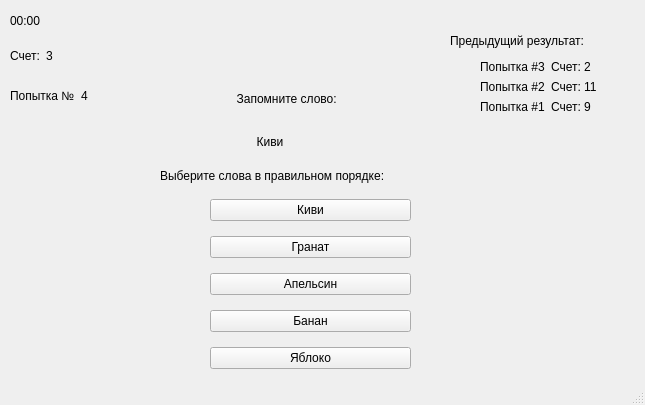
aizXc901/FocusTest, file templates/words_difficult_win.ui: the form before one commit.
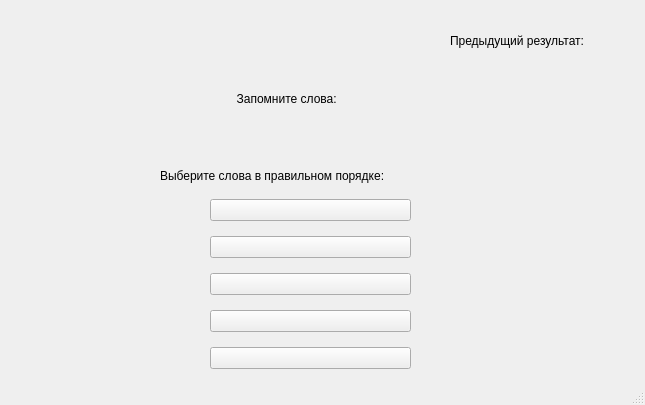
The form after the commit.

The edit to the form file:
```diff
--- a/templates/words_difficult_win.ui
+++ b/templates/words_difficult_win.ui
@@ -46,7 +46,7 @@
         <string notr="true">font: 12pt &quot;MS Shell Dlg 2&quot;;</string>
        </property>
        <property name="text">
-        <string>Киви</string>
+        <string/>
        </property>
       </widget>
      </item>
@@ -56,7 +56,7 @@
         <string notr="true">font: 12pt &quot;MS Shell Dlg 2&quot;;</string>
        </property>
        <property name="text">
-        <string>Гранат</string>
+        <string/>
        </property>
       </widget>
      </item>
@@ -66,7 +66,7 @@
         <string notr="true">font: 12pt &quot;MS Shell Dlg 2&quot;;</string>
        </property>
        <property name="text">
-        <string>Апельсин</string>
+        <string/>
        </property>
       </widget>
      </item>
@@ -76,7 +76,7 @@
         <string notr="true">font: 12pt &quot;MS Shell Dlg 2&quot;;</string>
        </property>
        <property name="text">
-        <string>Банан</string>
+        <string/>
        </property>
       </widget>
      </item>
@@ -86,7 +86,7 @@
         <string notr="true">font: 12pt &quot;MS Shell Dlg 2&quot;;</string>
        </property>
        <property name="text">
-        <string>Яблоко</string>
+        <string/>
        </property>
       </widget>
      </item>
@@ -124,7 +124,7 @@
         <string notr="true">font: 75 14pt &quot;MS Shell Dlg 2&quot;;</string>
        </property>
        <property name="text">
-        <string>           Киви</string>
+        <string/>
        </property>
       </widget>
      </item>
@@ -134,7 +134,7 @@
         <string notr="true">font: 12pt &quot;MS Shell Dlg 2&quot;;</string>
        </property>
        <property name="text">
-        <string>     Запомните слово:</string>
+        <string>     Запомните слова:</string>
        </property>
       </widget>
      </item>
@@ -156,17 +156,7 @@
         <string notr="true">font: 12pt &quot;MS Shell Dlg 2&quot;;</string>
        </property>
        <property name="text">
-        <string>Счет:</string>
-       </property>
-      </widget>
-     </item>
-     <item>
-      <widget class="QLabel" name="label_6">
-       <property name="styleSheet">
-        <string notr="true">font: 12pt &quot;MS Shell Dlg 2&quot;;</string>
-       </property>
-       <property name="text">
-        <string>3</string>
+        <string/>
        </property>
       </widget>
      </item>
@@ -188,17 +178,7 @@
         <string notr="true">font: 12pt &quot;MS Shell Dlg 2&quot;;</string>
        </property>
        <property name="text">
-        <string>Попытка №</string>
-       </property>
-      </widget>
-     </item>
-     <item>
-      <widget class="QLabel" name="label_15">
-       <property name="styleSheet">
-        <string notr="true">font: 12pt &quot;MS Shell Dlg 2&quot;;</string>
-       </property>
-       <property name="text">
-        <string>4</string>
+        <string/>
        </property>
       </widget>
      </item>
@@ -207,85 +187,24 @@
    <widget class="QWidget" name="formLayoutWidget">
     <property name="geometry">
      <rect>
-      <x>480</x>
+      <x>460</x>
       <y>60</y>
-      <width>122</width>
-      <height>321</height>
+      <width>151</width>
+      <height>301</height>
      </rect>
     </property>
     <layout class="QFormLayout" name="formLayout">
      <item row="2" column="0">
-      <layout class="QHBoxLayout" name="horizontalLayout">
-       <item>
-        <widget class="QLabel" name="label_5">
-         <property name="text">
-          <string>Попытка #1</string>
-         </property>
-        </widget>
-       </item>
-       <item>
-        <widget class="QLabel" name="label_4">
-         <property name="text">
-          <string>Счет: 9</string>
-         </property>
-        </widget>
-       </item>
-      </layout>
+      <layout class="QHBoxLayout" name="horizontalLayout"/>
      </item>
      <item row="1" column="0">
-      <layout class="QHBoxLayout" name="horizontalLayout_2">
-       <item>
-        <widget class="QLabel" name="label_8">
-         <property name="text">
-          <string>Попытка #2</string>
-         </property>
-        </widget>
-       </item>
-       <item>
-        <widget class="QLabel" name="label_10">
-         <property name="text">
-          <string>Счет: 11</string>
-         </property>
-        </widget>
-       </item>
-      </layout>
+      <layout class="QHBoxLayout" name="horizontalLayout_2"/>
      </item>
      <item row="0" column="0">
-      <layout class="QHBoxLayout" name="horizontalLayout_3">
-       <item>
-        <widget class="QLabel" name="label_12">
-         <property name="text">
-          <string>Попытка #3</string>
-         </property>
-        </widget>
-       </item>
-       <item>
-        <widget class="QLabel" name="label_16">
-         <property name="text">
-          <string>Счет: 2</string>
-         </property>
-        </widget>
-       </item>
-      </layout>
+      <layout class="QHBoxLayout" name="horizontalLayout_3"/>
      </item>
     </layout>
    </widget>
-   <widget class="QLabel" name="label_7">
-    <property name="geometry">
-     <rect>
-      <x>10</x>
-      <y>10</y>
-      <width>51</width>
-      <height>21</height>
-     </rect>
-    </property>
-    <property name="styleSheet">
-     <string notr="true">font: 75 14pt &quot;MS Shell Dlg 2&quot;;</string>
-    </property>
-    <property name="text">
-     <string>00:00</string>
-    </property>
-   </widget>
   </widget>
   <widget class="QStatusBar" name="statusbar"/>
  </widget>
```
Left out of the diff: 6 changed lines with no effect on the pictures.
